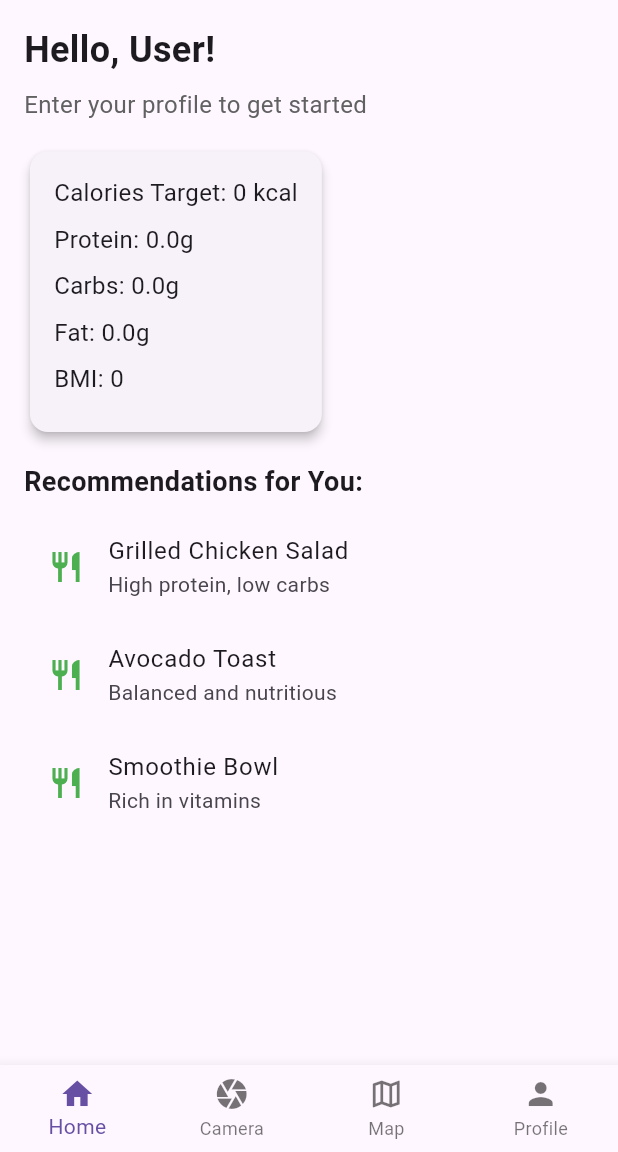
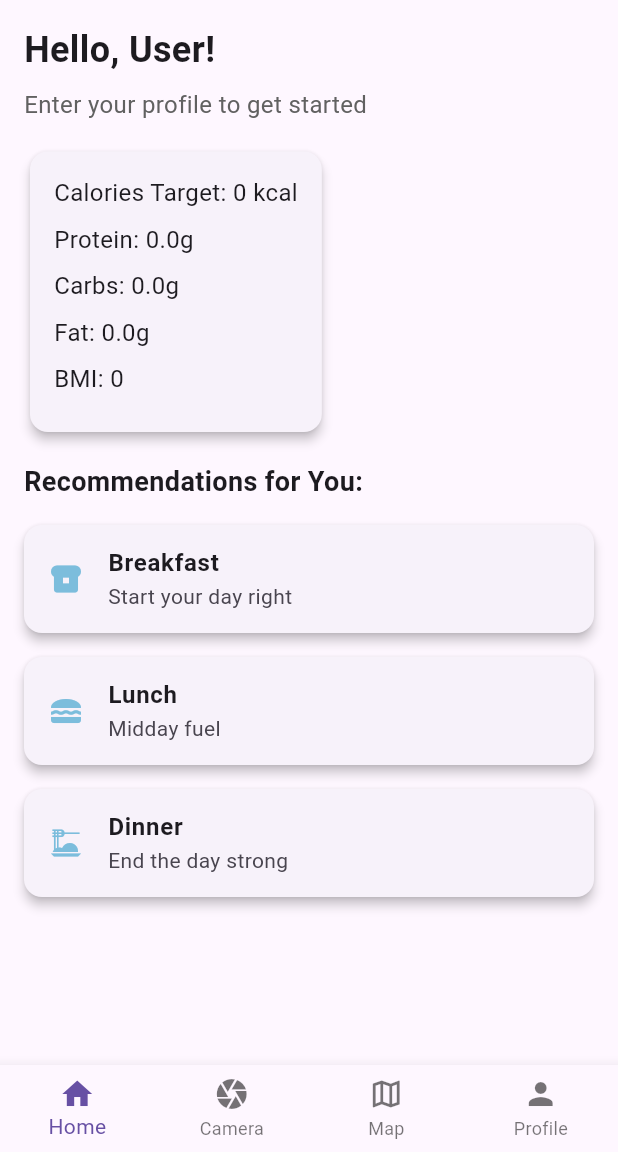
Before and after one commit to lufia0813/SnapEats, a Flutter app: the screen it shows after launch, on a phone screen of 412 x 824 dp, the part 84-1236 px from its top. Run offline on Flutter 3.47's test engine with Material 3 defaults, Android fonts, the phone set to English and light mode, and no system bars; our stand-ins replace camera.

Commit message:
Breakfast Lunch Dinner

```diff
--- a/snapeats/lib/camerapage.dart
+++ b/snapeats/lib/camerapage.dart
@@ -2,6 +2,9 @@
 
 import 'package:camera/camera.dart';
 import 'package:flutter/material.dart';
+
+
+String folderID = '19RodOunE2_aKMeh7ldEK_vYmRMHSBl_U';
 
 class CameraPage extends StatefulWidget {
   const CameraPage({super.key});
@@ -56,7 +59,7 @@ class _CameraPageState extends State<CameraPage> {
             IconButton(
               iconSize: 80,
               //on press save the picture into file google drive? or backend databse
-              onPressed: () async{
+              onPressed: () async {
                 //XFile picture = await cameraController!.takePicture();
               },
               icon: const Icon( Icons.camera, color: Colors.lightBlue,
--- a/snapeats/lib/homepage.dart
+++ b/snapeats/lib/homepage.dart
@@ -21,7 +21,6 @@ class HomePage extends StatelessWidget {
       bmi = userProfile.weight! / ((userProfile.height! / 100) * (userProfile.height! / 100)); // BMI = weight / height^2 (in meters)
     }
 
-    // What you see on the screen
     return Scaffold(
       appBar: AppBar(
         title: const Text(
@@ -99,20 +98,21 @@ class HomePage extends StatelessWidget {
               ),
             ),
             const SizedBox(height: 16),
-            // Recommendations
+
+            // Recommendations (Breakfast, Lunch, Dinner)
             const Text(
               'Recommendations for You:',
               style: TextStyle(fontSize: 18, fontWeight: FontWeight.bold),
             ),
             const SizedBox(height: 8),
-            Expanded(
-              child: ListView(
-                children: [
-                  buildFoodTile('Grilled Chicken Salad', 'High protein, low carbs'),
-                  buildFoodTile('Avocado Toast', 'Balanced and nutritious'),
-                  buildFoodTile('Smoothie Bowl', 'Rich in vitamins'),
-                ],
-              ),
+
+            // Meal tiles: Breakfast, Lunch, Dinner
+            Column(
+              children: [
+                buildMealTile(context, 'Breakfast', 'Start your day right', Icons.breakfast_dining),
+                buildMealTile(context, 'Lunch', 'Midday fuel', Icons.lunch_dining),
+                buildMealTile(context, 'Dinner', 'End the day strong', Icons.dinner_dining),
+              ],
             ),
           ],
         ),
@@ -120,13 +120,25 @@ class HomePage extends StatelessWidget {
     );
   }
 
-  // Food recommendation tile
-  // Need to change this part later for location and restaurant recommendation
-  Widget buildFoodTile(String title, String subtitle) {
-    return ListTile(
-      leading: const Icon(Icons.restaurant, color: Colors.green),
-      title: Text(title),
-      subtitle: Text(subtitle),
+  // Build meal tile for Breakfast, Lunch, Dinner
+  Widget buildMealTile(BuildContext context, String title, String subtitle, IconData icon) {
+    return Card(
+      margin: const EdgeInsets.symmetric(vertical: 8),
+      shape: RoundedRectangleBorder(
+        borderRadius: BorderRadius.circular(12),
+      ),
+      elevation: 3,
+      child: ListTile(
+        leading: Icon(icon, color: const Color.fromARGB(255, 124, 189, 220)),
+        title: Text(title, style: const TextStyle(fontWeight: FontWeight.bold)),
+        subtitle: Text(subtitle),
+        onTap: () {
+          // Implement logic for meal tracking, such as viewing details or adding items
+          ScaffoldMessenger.of(context).showSnackBar(
+            SnackBar(content: Text('Tracking $title...')),
+          );
+        },
+      ),
     );
   }
 }
--- a/snapeats/pubspec.yaml
+++ b/snapeats/pubspec.yaml
@@ -32,6 +32,7 @@ dependencies:
     sdk: flutter
   provider: ^6.0.0
   camera: ^0.11.0+2
+
 
   path_provider: ^2.0.14
 
```
